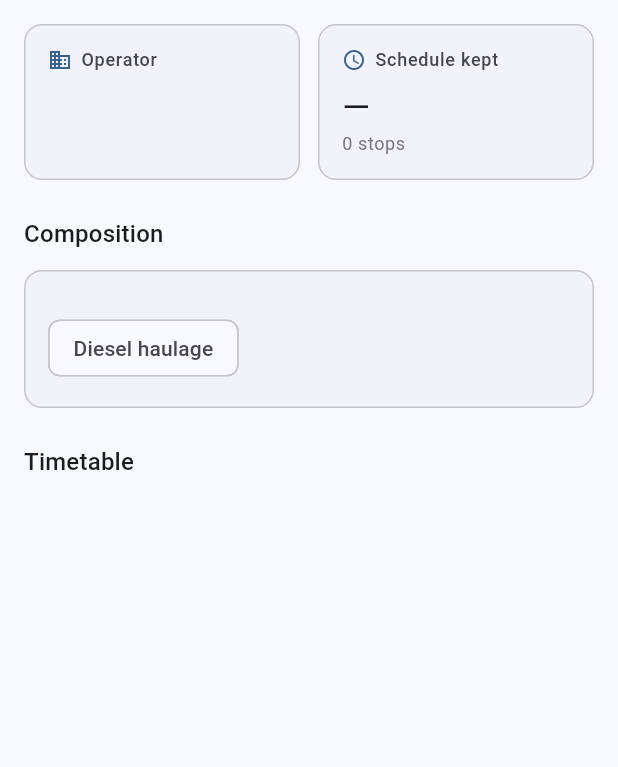
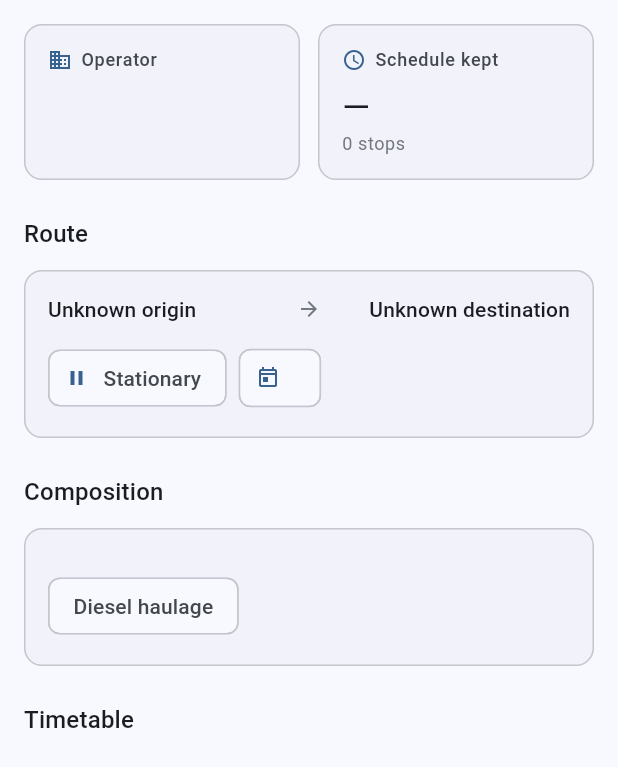
Before and after one commit to calemccammon/flutter-freight-corridor, a Flutter app: the _Detail widget shown alone on an empty page, opened directly with empty values, on a phone screen of 412 x 824 dp. Shown: the top 767 px of the screen. Run offline on Flutter 3.47's test engine with Material 3 defaults, Android fonts, the phone set to English and light mode, and no system bars; our stand-ins replace flutter_map, flutter_riverpod, go_router, latlong2, shared_preferences; missing offline and left inert: ferry, gql_http_link; accounts and stored records are empty; network calls fail.

Commit message:
constrain page width, explain missing compositions, cache trimmed port directory

```diff
--- a/app/lib/screens/corridors_screen.dart
+++ b/app/lib/screens/corridors_screen.dart
@@ -5,6 +5,7 @@ import 'package:intl/intl.dart';
 
 import '../providers/freight_providers.dart';
 import '../widgets/async_value_view.dart';
+import '../widgets/page_body.dart';
 
 /// The point of the app: rail termini paired with the seaports they feed.
 ///
@@ -29,7 +30,8 @@ class CorridorsScreen extends ConsumerWidget {
           ),
         ],
       ),
-      body: AsyncValueView<List<FreightCorridor>>(
+      body: PageBody(
+        child: AsyncValueView<List<FreightCorridor>>(
           value: corridors,
           onRetry: () => ref.invalidate(corridorsProvider),
           emptyTitle: 'No active corridors',
@@ -45,6 +47,7 @@ class CorridorsScreen extends ConsumerWidget {
               itemCount: list.length,
               itemBuilder: (context, index) =>
                   _CorridorTile(corridor: list[index]),
+            ),
           ),
         ),
       ),
--- a/app/lib/screens/overview_screen.dart
+++ b/app/lib/screens/overview_screen.dart
@@ -6,6 +6,7 @@ import 'package:go_router/go_router.dart';
 import '../providers/freight_providers.dart';
 import '../widgets/async_value_view.dart';
 import '../widgets/common.dart';
+import '../widgets/page_body.dart';
 
 /// The national picture in four numbers, plus whatever is running late.
 class OverviewScreen extends ConsumerWidget {
@@ -35,7 +36,8 @@ class OverviewScreen extends ConsumerWidget {
           ),
         ],
       ),
-      body: RefreshIndicator(
+      body: PageBody(
+        child: RefreshIndicator(
           onRefresh: () async {
             ref
               ..invalidate(cargoTrainsProvider)
@@ -134,6 +136,7 @@ class OverviewScreen extends ConsumerWidget {
             ],
           ),
         ),
+      ),
     );
   }
 }
--- a/app/lib/screens/rail_screen.dart
+++ b/app/lib/screens/rail_screen.dart
@@ -6,6 +6,7 @@ import 'package:go_router/go_router.dart';
 import '../providers/freight_providers.dart';
 import '../widgets/async_value_view.dart';
 import '../widgets/common.dart';
+import '../widgets/page_body.dart';
 
 /// Every cargo train currently running, worst delay first.
 class RailScreen extends ConsumerWidget {
@@ -31,7 +32,8 @@ class RailScreen extends ConsumerWidget {
           ),
         ),
       ),
-      body: AsyncValueView<List<FreightTrain>>(
+      body: PageBody(
+        child: AsyncValueView<List<FreightTrain>>(
           value: trains,
           onRetry: () => ref.invalidate(cargoTrainsProvider),
           emptyTitle: 'No cargo trains match',
@@ -46,6 +48,7 @@ class RailScreen extends ConsumerWidget {
             child: ListView.builder(
               itemCount: list.length,
               itemBuilder: (context, index) => _TrainTile(train: list[index]),
+            ),
           ),
         ),
       ),
--- a/app/lib/screens/settings_screen.dart
+++ b/app/lib/screens/settings_screen.dart
@@ -2,6 +2,7 @@ import 'package:flutter/material.dart';
 import 'package:flutter_riverpod/flutter_riverpod.dart';
 
 import '../providers/settings.dart';
+import '../widgets/page_body.dart';
 
 /// Everything here writes straight through to storage and invalidates only the
 /// providers that depend on the value changed.
@@ -16,7 +17,8 @@ class SettingsScreen extends ConsumerWidget {
 
     return Scaffold(
       appBar: AppBar(title: const Text('Settings')),
-      body: ListView(
+      body: PageBody(
+        child: ListView(
           padding: const EdgeInsets.symmetric(vertical: 8),
           children: <Widget>[
             _SectionLabel('Home port'),
@@ -105,6 +107,7 @@ class SettingsScreen extends ConsumerWidget {
             const AboutSection(),
           ],
         ),
+      ),
     );
   }
 }
--- a/app/lib/screens/train_detail_screen.dart
+++ b/app/lib/screens/train_detail_screen.dart
@@ -6,6 +6,7 @@ import 'package:intl/intl.dart';
 import '../providers/freight_providers.dart';
 import '../widgets/async_value_view.dart';
 import '../widgets/common.dart';
+import '../widgets/page_body.dart';
 
 /// One train: what it is made of, and how it is running against timetable.
 class TrainDetailScreen extends ConsumerWidget {
@@ -20,13 +21,15 @@ class TrainDetailScreen extends ConsumerWidget {
 
     return Scaffold(
       appBar: AppBar(title: Text('Train ${trainId.split('/').first}')),
-      body: AsyncValueView<FreightTrain?>(
+      body: PageBody(
+        child: AsyncValueView<FreightTrain?>(
           value: train,
           onRetry: () => ref.invalidate(trainDetailProvider(trainId)),
           isEmpty: (value) => value == null,
           emptyTitle: 'Train not found',
           emptyMessage: 'It may have completed its run.',
           data: (value) => _Detail(train: value!),
+        ),
       ),
     );
   }
@@ -70,10 +73,95 @@ class _Detail extends StatelessWidget {
             ),
           ],
         ),
-        if (composition != null) ...<Widget>[
+        const SizedBox(height: 24),
+        Text('Route', style: theme.textTheme.titleMedium),
+        const SizedBox(height: 12),
+        Card(
+          margin: EdgeInsets.zero,
+          child: Padding(
+            padding: const EdgeInsets.all(16),
+            child: Column(
+              crossAxisAlignment: CrossAxisAlignment.start,
+              children: <Widget>[
+                Row(
+                  children: <Widget>[
+                    Expanded(
+                      child: Text(
+                        train.origin?.stationName ?? 'Unknown origin',
+                        style: theme.textTheme.titleSmall,
+                        overflow: TextOverflow.ellipsis,
+                      ),
+                    ),
+                    Icon(
+                      Icons.arrow_forward,
+                      size: 16,
+                      color: theme.colorScheme.outline,
+                    ),
+                    Expanded(
+                      child: Text(
+                        train.terminus?.stationName ?? 'Unknown destination',
+                        style: theme.textTheme.titleSmall,
+                        textAlign: TextAlign.end,
+                        overflow: TextOverflow.ellipsis,
+                      ),
+                    ),
+                  ],
+                ),
+                const SizedBox(height: 12),
+                Wrap(
+                  spacing: 8,
+                  runSpacing: 8,
+                  children: <Widget>[
+                    Chip(
+                      avatar: Icon(
+                        train.isMoving ? Icons.speed : Icons.pause,
+                        size: 16,
+                      ),
+                      label: Text(
+                        train.isMoving
+                            ? '${train.speedKmh!.round()} km/h'
+                            : 'Stationary',
+                      ),
+                    ),
+                    if (train.nextStop case final TimetableStop next)
+                      Chip(
+                        avatar: const Icon(Icons.place_outlined, size: 16),
+                        label: Text('Next: ${next.stationName}'),
+                      ),
+                    Chip(
+                      avatar: const Icon(Icons.today_outlined, size: 16),
+                      label: Text(train.departureDate),
+                    ),
+                  ],
+                ),
+              ],
+            ),
+          ),
+        ),
         const SizedBox(height: 24),
         Text('Composition', style: theme.textTheme.titleMedium),
         const SizedBox(height: 12),
+        if (composition == null)
+          // Not a bug, and worth saying so rather than showing nothing:
+          // Digitraffic publishes wagon composition for passenger services,
+          // where seat and carriage detail matters to travellers. Freight
+          // trains return an empty list — verified across every cargo train
+          // running at the time of writing.
+          Card(
+            margin: EdgeInsets.zero,
+            child: ListTile(
+              leading: Icon(
+                Icons.info_outline,
+                color: theme.colorScheme.outline,
+              ),
+              title: const Text('No composition published'),
+              subtitle: const Text(
+                'Digitraffic publishes wagon composition for passenger '
+                'services only; freight trains return none.',
+              ),
+            ),
+          )
+        else ...<Widget>[
           Card(
             margin: EdgeInsets.zero,
             child: Padding(
@@ -129,7 +217,10 @@ class _Detail extends StatelessWidget {
               color: theme.colorScheme.outline,
             ),
             title: Text(stop.stationName),
+            // Stations appear twice — once arriving, once departing — so the
+            // direction has to be spelled out, not left to an arrow glyph.
             subtitle: Text(
+              '${stop.type == StopType.departure ? 'Departure' : 'Arrival'} · '
               '${time.format(stop.scheduledTime.toLocal())} scheduled'
               '${stop.actualTime != null ? ' · ${time.format(stop.actualTime!.toLocal())} actual' : ''}',
             ),
```
Also changed, not shown: app/lib/data/marine_data_source.dart (+47 -8 lines), app/lib/widgets/page_body.dart (added, +29 -0 lines), docs/screenshot-corridors.jpg, docs/screenshot-overview.jpg, docs/screenshot-rail.jpg, docs/screenshot-train-detail.jpg (added), 2 other files. Lines whose indentation alone changed are shown as unchanged.
